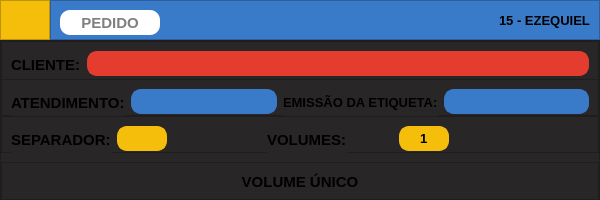
Above: ui/ui_coating_labels_printer/ui_coating_labels_printer.ui from maatkur/delivery_labels before the change. Below: the same form after it.
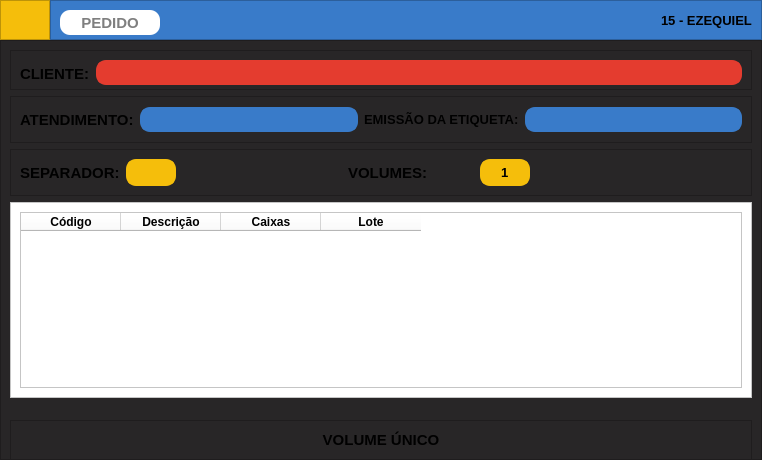
That is the form after the change. Icons and pictures are not drawn.

Commit message: Adicionando ui da tela de etiquedas de piso

What changed in the file:
```diff
--- a/ui/ui_coating_labels_printer/ui_coating_labels_printer.ui
+++ b/ui/ui_coating_labels_printer/ui_coating_labels_printer.ui
@@ -9,8 +9,8 @@
    <rect>
     <x>0</x>
     <y>0</y>
-    <width>600</width>
-    <height>200</height>
+    <width>762</width>
+    <height>460</height>
    </rect>
   </property>
   <property name="minimumSize">
@@ -563,19 +563,7 @@
          <property name="frameShadow">
           <enum>QFrame::Plain</enum>
          </property>
-         <layout class="QVBoxLayout" name="verticalLayout_3">
-          <property name="spacing">
-           <number>0</number>
-          </property>
-          <property name="leftMargin">
-           <number>0</number>
-          </property>
-          <property name="topMargin">
-           <number>0</number>
-          </property>
-          <property name="rightMargin">
-           <number>0</number>
-          </property>
+         <layout class="QVBoxLayout" name="verticalLayout_5">
           <item>
            <widget class="QFrame" name="frame_2">
             <property name="minimumSize">
@@ -998,6 +986,65 @@
             </layout>
            </widget>
           </item>
+          <item>
+           <widget class="QFrame" name="frame">
+            <property name="styleSheet">
+             <string notr="true">background-color: rgb(255, 255, 255);</string>
+            </property>
+            <property name="frameShape">
+             <enum>QFrame::StyledPanel</enum>
+            </property>
+            <property name="frameShadow">
+             <enum>QFrame::Raised</enum>
+            </property>
+            <layout class="QVBoxLayout" name="verticalLayout_3">
+             <item>
+              <widget class="QTableWidget" name="tableWidget">
+               <column>
+                <property name="text">
+                 <string>Código</string>
+                </property>
+                <property name="font">
+                 <font>
+                  <bold>true</bold>
+                 </font>
+                </property>
+               </column>
+               <column>
+                <property name="text">
+                 <string>Descrição</string>
+                </property>
+                <property name="font">
+                 <font>
+                  <bold>true</bold>
+                 </font>
+                </property>
+               </column>
+               <column>
+                <property name="text">
+                 <string>Caixas</string>
+                </property>
+                <property name="font">
+                 <font>
+                  <bold>true</bold>
+                 </font>
+                </property>
+               </column>
+               <column>
+                <property name="text">
+                 <string>Lote</string>
+                </property>
+                <property name="font">
+                 <font>
+                  <bold>true</bold>
+                 </font>
+                </property>
+               </column>
+              </widget>
+             </item>
+            </layout>
+           </widget>
+          </item>
           <item>
            <widget class="QFrame" name="reprint_frame">
             <property name="minimumSize">
```
The commit also changes 6 other files.
